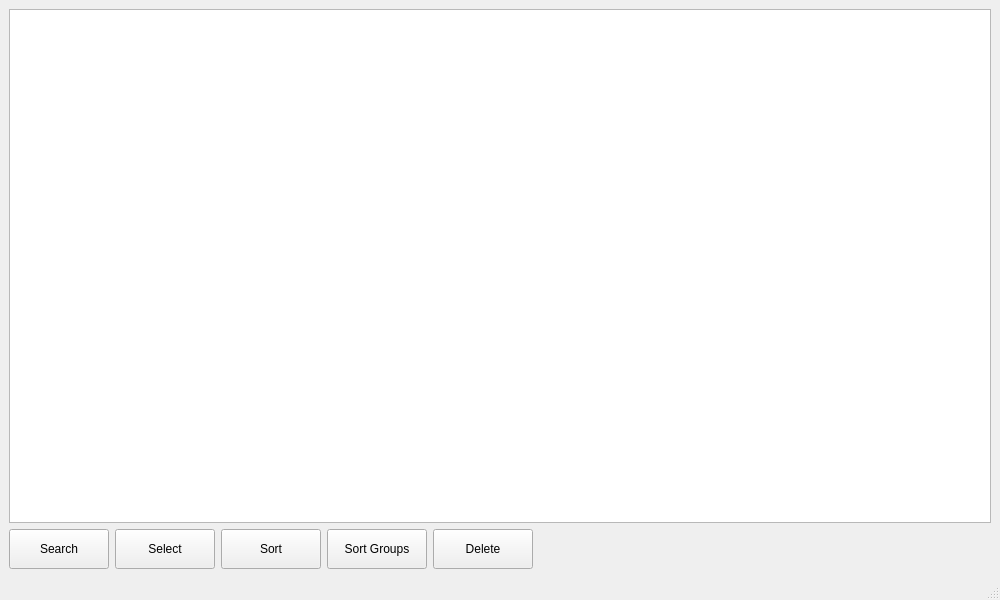
Jake-Andrews/NDVDetector, file src/MainWindow.ui: the form before one commit.
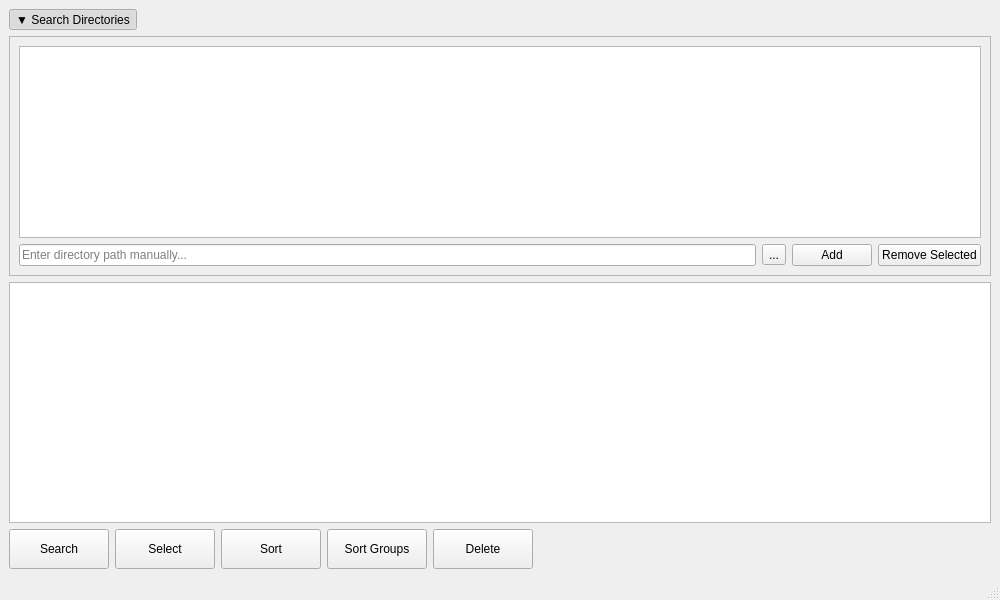
The form after the commit.

Commit message: UI now contains a directory picker and backend now searches all directory path's entered by the user

```diff
--- a/src/MainWindow.ui
+++ b/src/MainWindow.ui
@@ -13,6 +13,78 @@
   </property>
   <widget class="QWidget" name="centralwidget">
    <layout class="QVBoxLayout" name="verticalLayout">
+    
+    <!-- Collapsible GroupBox for directories -->
+   <!-- Tab-style collapsible section -->
+<item>
+  <layout class="QVBoxLayout" name="directorySectionLayout">
+    <!-- The "tab" style button -->
+    <item>
+      <widget class="QToolButton" name="toggleDirectoryButton">
+        <property name="text">
+          <string>▼ Search Directories</string>
+        </property>
+        <property name="checkable">
+          <bool>true</bool>
+        </property>
+        <property name="checked">
+          <bool>true</bool>
+        </property>
+        <property name="toolButtonStyle">
+          <enum>Qt::ToolButtonTextBesideIcon</enum>
+        </property>
+      </widget>
+    </item>
+    
+    <!-- The content section to expand/retract -->
+    <item>
+      <widget class="QFrame" name="directoryPanel">
+        <property name="frameShape">
+          <enum>QFrame::StyledPanel</enum>
+        </property>
+        <layout class="QVBoxLayout" name="directoryPanelLayout">
+          <item>
+            <widget class="QListWidget" name="directoryListWidget"/>
+          </item>
+          <item>
+            <layout class="QHBoxLayout" name="horizontalLayoutDirActions">
+              <item>
+                <widget class="QLineEdit" name="directoryLineEdit">
+                  <property name="placeholderText">
+                    <string>Enter directory path manually...</string>
+                  </property>
+                </widget>
+              </item>
+              <item>
+                <widget class="QToolButton" name="pickDirectoryButton">
+                  <property name="text">
+                    <string>...</string>
+                  </property>
+                </widget>
+              </item>
+              <item>
+                <widget class="QPushButton" name="addDirectoryButton">
+                  <property name="text">
+                    <string>Add</string>
+                  </property>
+                </widget>
+              </item>
+              <item>
+                <widget class="QPushButton" name="removeDirectoryButton">
+                  <property name="text">
+                    <string>Remove Selected</string>
+                  </property>
+                </widget>
+              </item>
+            </layout>
+          </item>
+        </layout>
+      </widget>
+    </item>
+  </layout>
+</item>
+ 
+    <!-- QTableView for displaying videos -->
     <item>
      <widget class="QTableView" name="tableView">
       <property name="sortingEnabled">
```
Left out of the diff: 3 changed lines with no effect on the pictures. The commit also changes 7 other files.
